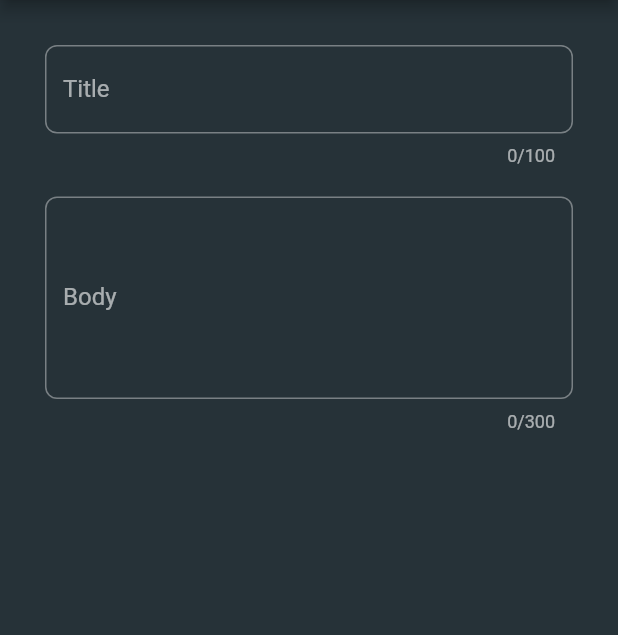
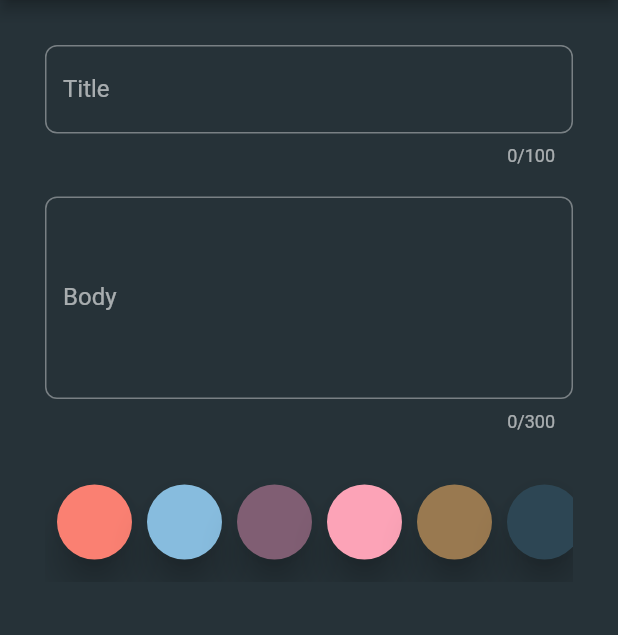
Before and after one commit to Pat992/dart-flutter-2022-clean, a Flutter app: the TodoDetailsPage screen opened directly with empty values, on a phone screen of 412 x 824 dp, the part 84-719 px from its top. Run offline on Flutter 3.47's test engine with Material 2 defaults, Android fonts, the phone set to English and light mode, and no system bars; our stand-ins replace auto_route, bloc, cloud_firestore, dartz, equatable, firebase_auth and 5 more; accounts and stored records are empty.

Commit message:
color picker added

```diff
--- a/todo/lib/application/todo/form/todo_form_bloc.dart
+++ b/todo/lib/application/todo/form/todo_form_bloc.dart
@@ -1,7 +1,10 @@
+import 'dart:ui';
+
 import 'package:bloc/bloc.dart';
 import 'package:dartz/dartz.dart';
 import 'package:meta/meta.dart';
 import 'package:todo/core/failures/failures.dart';
+import 'package:todo/domain/entities/todo/color_entity.dart';
 import 'package:todo/domain/entities/todo/todo_entity.dart';
 import 'package:todo/domain/repositories/todo_repository.dart';
 
@@ -20,5 +23,15 @@ class TodoFormBloc extends Bloc<TodoFormEvent, TodoFormState> {
         emit(state);
       }
     });
+
+    on<TodoFormColorChangedEvent>((event, emit) {
+      emit(
+        state.copyWith(
+          todo: state.todo.copyWith(
+            color: ColorEntity(color: event.color),
+          ),
+        ),
+      );
+    });
   }
 }
--- a/todo/lib/application/todo/form/todo_form_event.dart
+++ b/todo/lib/application/todo/form/todo_form_event.dart
@@ -7,3 +7,9 @@ class TodoFormInitializeDetailPage extends TodoFormEvent {
   final TodoEntity? todo;
   TodoFormInitializeDetailPage({required this.todo});
 }
+
+class TodoFormColorChangedEvent extends TodoFormEvent {
+  final Color color;
+
+  TodoFormColorChangedEvent({required this.color});
+}
--- /dev/null
+++ b/todo/lib/presentation/todo_details/widgets/color_field.dart
@@ -0,0 +1,46 @@
+import 'package:flutter/material.dart';
+import 'package:flutter_bloc/flutter_bloc.dart';
+import 'package:todo/application/todo/form/todo_form_bloc.dart';
+import 'package:todo/domain/entities/todo/color_entity.dart';
+
+class ColorField extends StatelessWidget {
+  final ColorEntity color;
+  const ColorField({Key? key, required this.color}) : super(key: key);
+
+  @override
+  Widget build(BuildContext context) {
+    return SizedBox(
+      height: 80,
+      child: ListView.separated(
+        scrollDirection: Axis.horizontal,
+        // Makes the list view bouncy when over-scrolling
+        physics: const BouncingScrollPhysics(),
+        padding: const EdgeInsets.symmetric(horizontal: 8),
+        itemCount: ColorEntity.predefinedColors.length,
+        separatorBuilder: (context, index) => const SizedBox(width: 10),
+        itemBuilder: (context, index) {
+          final itemColor = ColorEntity.predefinedColors[index];
+          return InkResponse(
+            onTap: () {
+              BlocProvider.of<TodoFormBloc>(context)
+                  .add(TodoFormColorChangedEvent(color: itemColor));
+            },
+            child: Material(
+              color: itemColor,
+              elevation: 10,
+              shape: CircleBorder(
+                side: BorderSide(
+                  width: 2,
+                  color: itemColor == color.color
+                      ? Colors.white
+                      : Colors.transparent,
+                ),
+              ),
+              child: const SizedBox(width: 50, height: 50),
+            ),
+          );
+        },
+      ),
+    );
+  }
+}
--- a/todo/lib/presentation/todo_details/widgets/todo_form.dart
+++ b/todo/lib/presentation/todo_details/widgets/todo_form.dart
@@ -3,6 +3,7 @@ import 'package:flutter_bloc/flutter_bloc.dart';
 import 'package:todo/application/todo/form/todo_form_bloc.dart';
 import 'package:todo/core/validators/body_validator.dart';
 import 'package:todo/core/validators/title_validator.dart';
+import 'package:todo/presentation/todo_details/widgets/color_field.dart';
 
 class TodoForm extends StatelessWidget {
   const TodoForm({Key? key}) : super(key: key);
@@ -72,6 +73,8 @@ class TodoForm extends StatelessWidget {
                   maxLines: 9,
                   minLines: 5,
                 ),
+                const SizedBox(height: 20),
+                ColorField(color: state.todo.color),
               ],
             ),
           ),
```
